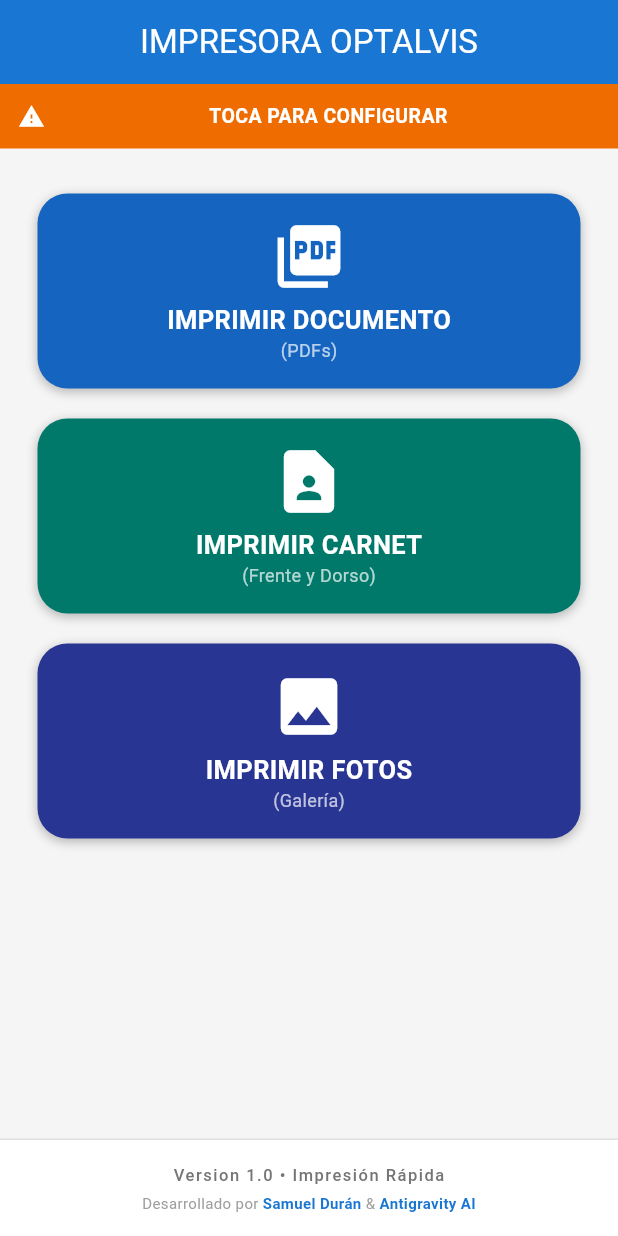
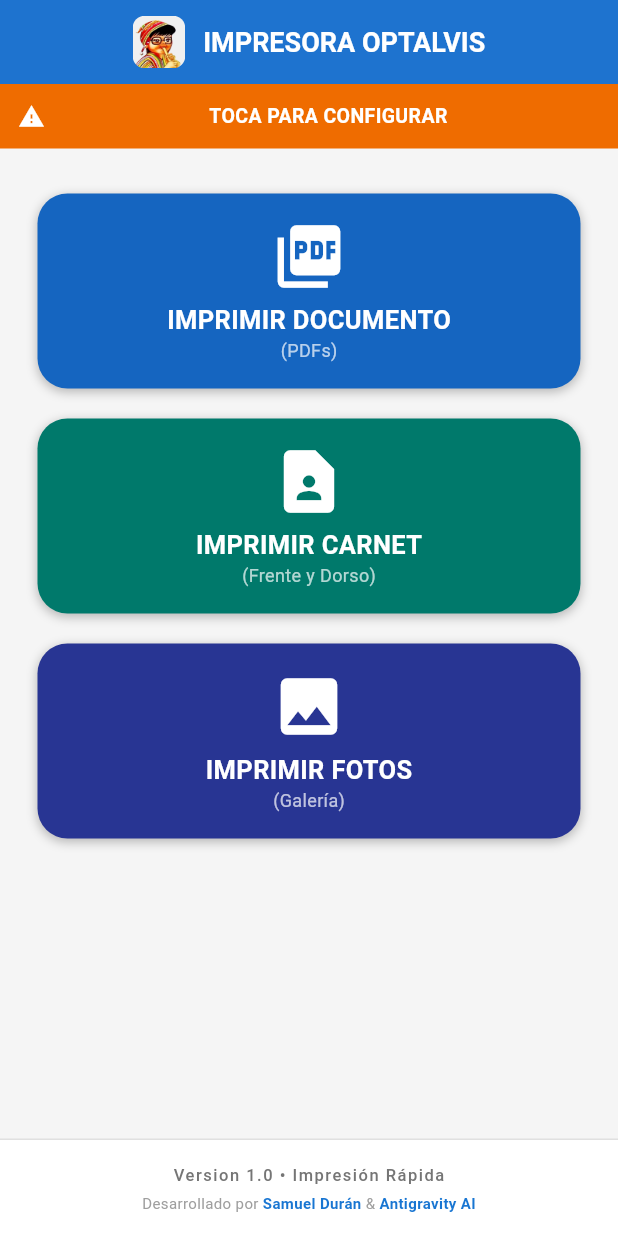
Before and after one commit to Samydex156/flutter_clone_noko, a Flutter app: the screen it shows after launch, on a phone screen of 412 x 824 dp. Run offline on Flutter 3.47's test engine with Material 3 defaults, Android fonts, the phone set to English and light mode, and no system bars; our stand-ins replace file_picker, image_picker, pdf, permission_handler, printing, shared_preferences; missing offline and left inert: lan_scanner, network_info_plus.

Commit message:
Fix. Corrección de codigo y terminado

```diff
--- a/lib/main.dart
+++ b/lib/main.dart
@@ -254,10 +254,28 @@ class _SimplePrintAppState extends State<SimplePrintApp> {
     return Scaffold(
       backgroundColor: const Color(0xFFF5F5F5),
       appBar: AppBar(
-        title: const Text("IMPRESORA OPTALVIS"),
+        title: Row(
+          mainAxisSize: MainAxisSize.min,
+          children: [
+            ClipRRect(
+              borderRadius: BorderRadius.circular(8),
+              child: Image.asset(
+                'assets/OptalvitoSistemav2.jpg',
+                height: 35,
+                fit: BoxFit.cover,
+              ),
+            ),
+            const SizedBox(width: 12),
+            const Text(
+              "IMPRESORA OPTALVIS",
+              style: TextStyle(fontWeight: FontWeight.bold, fontSize: 18),
+            ),
+          ],
+        ),
         centerTitle: true,
         backgroundColor: const Color(0xFF1976D2),
         foregroundColor: Colors.white,
+        elevation: 2,
       ),
       body: Column(
         children: [
@@ -520,3 +538,11 @@ class _BigButton extends StatelessWidget {
     );
   }
 }
+
+class Printer {
+  final String name;
+  final String url;
+  final bool isAvailable;
+
+  Printer({required this.name, required this.url, required this.isAvailable});
+}
--- a/pubspec.yaml
+++ b/pubspec.yaml
@@ -27,3 +27,5 @@ dev_dependencies:
 
 flutter:
   uses-material-design: true
+  assets:
+    - assets/OptalvitoSistemav2.jpg
```
Also changed, not shown: assets/OptalvitoSistemav2.jpg (added).
